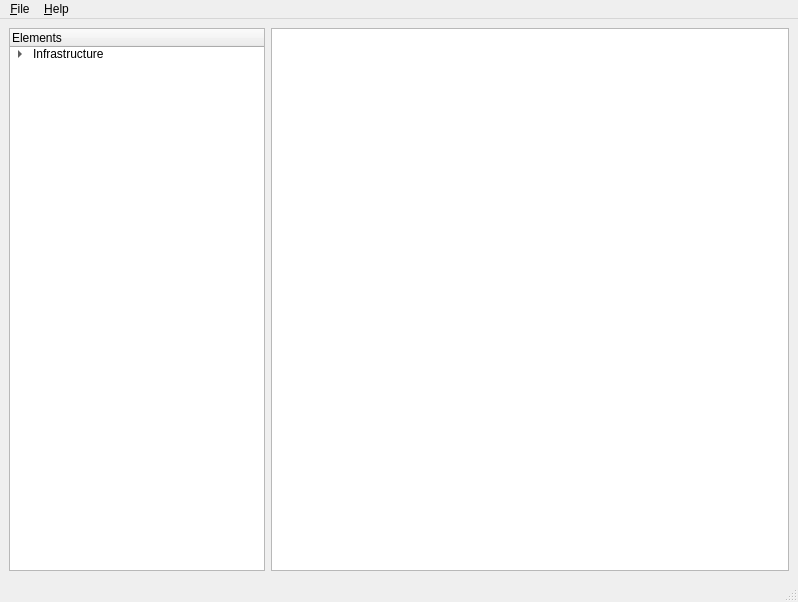
First picture: the form in forms/MainWindow.ui, repository GNS3/gns3-legacy, before the edit.
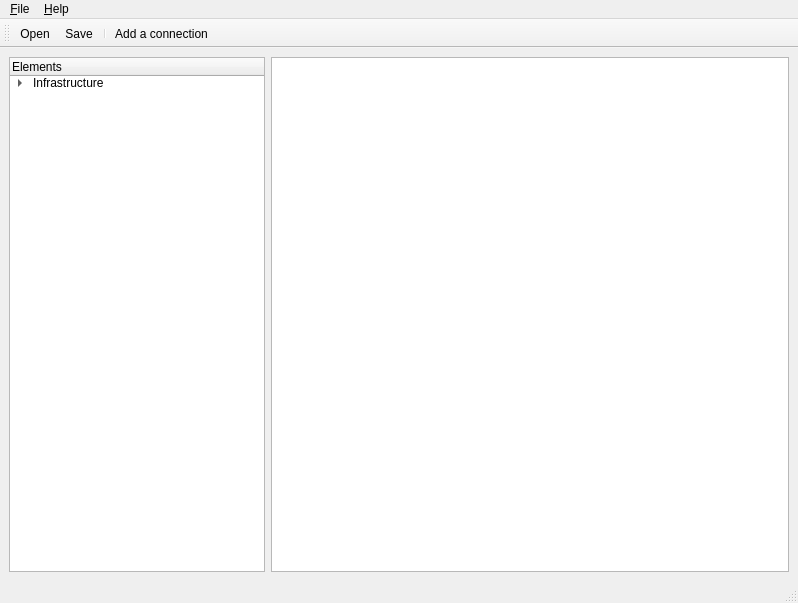
Second picture: the form after the edit. Icons and pictures are not drawn. Custom widgets are drawn as their Qt base class.

Commit message: [GUI] Added a tool bar

Diff of the .ui file:
```diff
--- a/forms/MainWindow.ui
+++ b/forms/MainWindow.ui
@@ -6,7 +6,7 @@
     <x>0</x>
     <y>0</y>
     <width>798</width>
-    <height>602</height>
+    <height>603</height>
    </rect>
   </property>
   <property name="windowTitle" >
@@ -123,6 +123,18 @@
    <addaction name="menu_About" />
   </widget>
   <widget class="QStatusBar" name="statusbar" />
+  <widget class="QToolBar" name="toolBar" >
+   <property name="orientation" >
+    <enum>Qt::Horizontal</enum>
+   </property>
+   <attribute name="toolBarArea" >
+    <number>4</number>
+   </attribute>
+   <addaction name="action_Open" />
+   <addaction name="action_Save" />
+   <addaction name="separator" />
+   <addaction name="action_Add_connection" />
+  </widget>
   <action name="action_About" >
    <property name="text" >
     <string>&amp;About</string>
@@ -143,6 +155,17 @@
     <string>&amp;Save</string>
    </property>
   </action>
+  <action name="action_Add_connection" >
+   <property name="checkable" >
+    <bool>true</bool>
+   </property>
+   <property name="icon" >
+    <iconset>../svg/icons/connection.svg</iconset>
+   </property>
+   <property name="text" >
+    <string>Add a connection</string>
+   </property>
+  </action>
  </widget>
  <customwidgets>
   <customwidget>
```
Left out of the diff: 6 changed lines with no effect on the pictures. The commit also changes 14 other files.
